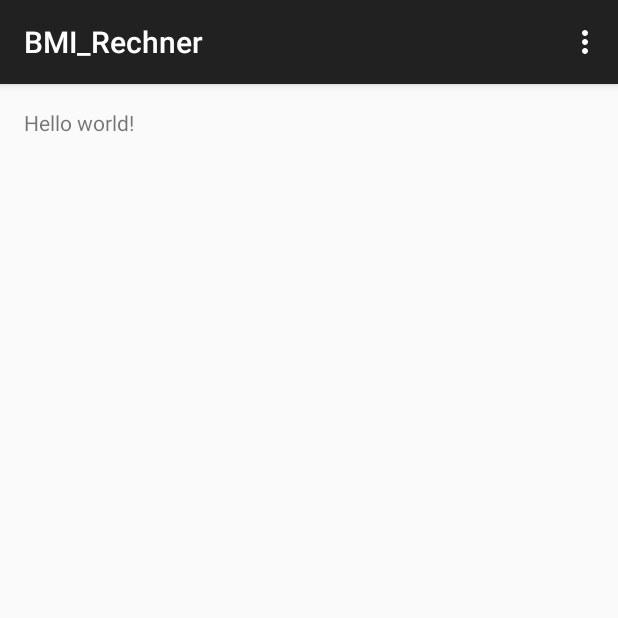
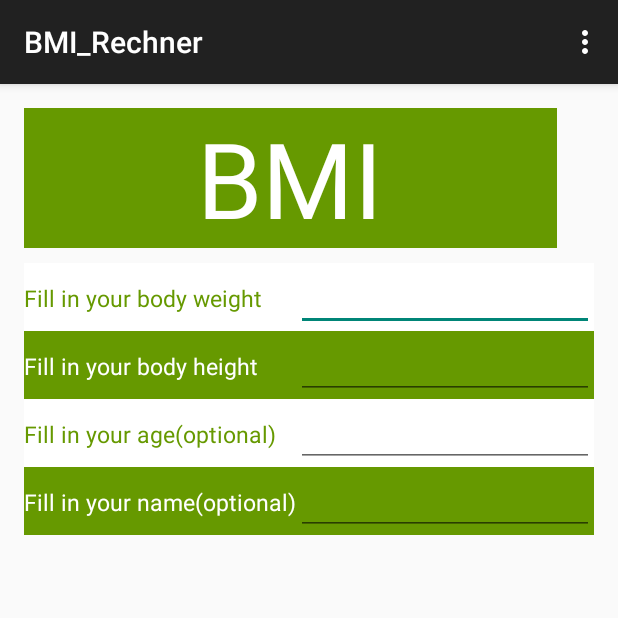
Before and after one commit to markusrumpler/BMI_Rechner, an Android app: the screen it shows after launch (MainActivity), on a phone screen of 412 x 824 dp, the top half of it. Run offline under Robolectric (Android 15) with nearby library versions, the phone set to English and light mode, and no system bars.

Commit message:
Tablelyouts eingefuegt

```diff
--- a/Schweiger/BMI_Rechner/app/src/main/res/layout/activity_main.xml
+++ b/Schweiger/BMI_Rechner/app/src/main/res/layout/activity_main.xml
@@ -1,11 +1,85 @@
-<RelativeLayout xmlns:android="http://schemas.android.com/apk/res/android"
+<LinearLayout xmlns:android="http://schemas.android.com/apk/res/android"
     xmlns:tools="http://schemas.android.com/tools" android:layout_width="match_parent"
+    android:orientation="vertical"
     android:layout_height="match_parent" android:paddingLeft="@dimen/activity_horizontal_margin"
     android:paddingRight="@dimen/activity_horizontal_margin"
     android:paddingTop="@dimen/activity_vertical_margin"
-    android:paddingBottom="@dimen/activity_vertical_margin" tools:context=".MainActivity">
+    android:paddingBottom="@dimen/activity_vertical_margin" tools:context=".MainActivity"
+    android:weightSum="1">
 
-    <TextView android:text="@string/hello_world" android:layout_width="wrap_content"
-        android:layout_height="wrap_content" />
+    <TextView
+        android:layout_width="355dp"
+        android:layout_height="wrap_content"
+        android:textAppearance="?android:attr/textAppearanceLarge"
+        android:text="@string/caption"
+        android:id="@+id/caption_txtView"
+        android:textSize="70sp"
+        android:textColor="@android:color/background_light"
+        android:background="@android:color/holo_green_dark"
+        android:gravity="center"/>
 
-</RelativeLayout>
+    <TableLayout
+        android:background="@android:color/holo_green_light"
+        android:layout_marginTop="10sp"
+        android:layout_width="fill_parent"
+        android:layout_height="wrap_content"
+        android:stretchColumns="1">
+        <TableRow
+            android:background="@android:color/background_light">
+            <TextView
+                android:hint="@string/body_weight"
+                android:textColorHint="@android:color/holo_green_dark"
+                android:textSize="15sp"
+                android:editable="false"
+                />
+            <EditText
+                android:id="@+id/body_weight"
+                />
+        </TableRow>
+        <TableRow
+            android:background="@android:color/holo_green_dark"
+            >
+            <TextView
+                android:hint="@string/body_height"
+                android:textColorHint="@android:color/background_light"
+                android:textSize="15sp"
+                android:editable="false"
+                />
+            <EditText
+                android:id="@+id/body_height"
+                />
+        </TableRow>
+        <TableRow
+            android:background="@android:color/background_light"
+            >
+            <TextView
+                android:hint="@string/age"
+                android:textColorHint="@android:color/holo_green_dark"
+                android:textSize="15sp"
+                android:editable="false"
+                />
+            <EditText
+                android:id="@+id/age"
+                />
+
+        </TableRow>
+        <TableRow
+            android:background="@android:color/holo_green_dark"
+            >
+            <TextView
+                android:hint="@string/name"
+                android:textColorHint="@android:color/background_light"
+                android:textSize="15sp"
+                android:editable="false"
+                />
+            <EditText
+                android:id="@+id/name"
+                />
+
+        </TableRow>
+
+
+
+
+    </TableLayout>
+</LinearLayout>
--- a/Schweiger/BMI_Rechner/app/src/main/res/values/strings.xml
+++ b/Schweiger/BMI_Rechner/app/src/main/res/values/strings.xml
@@ -3,4 +3,11 @@
 
     <string name="hello_world">Hello world!</string>
     <string name="action_settings">Settings</string>
+
+    /*Strings for activity_main.xml*/
+    <string name="caption">BMI</string>
+    <string name="body_weight">Fill in your body weight</string>
+    <string name="body_height">Fill in your body height</string>
+    <string name="age">Fill in your age(optional)</string>
+    <string name="name">Fill in your name(optional)</string>
 </resources>
```
